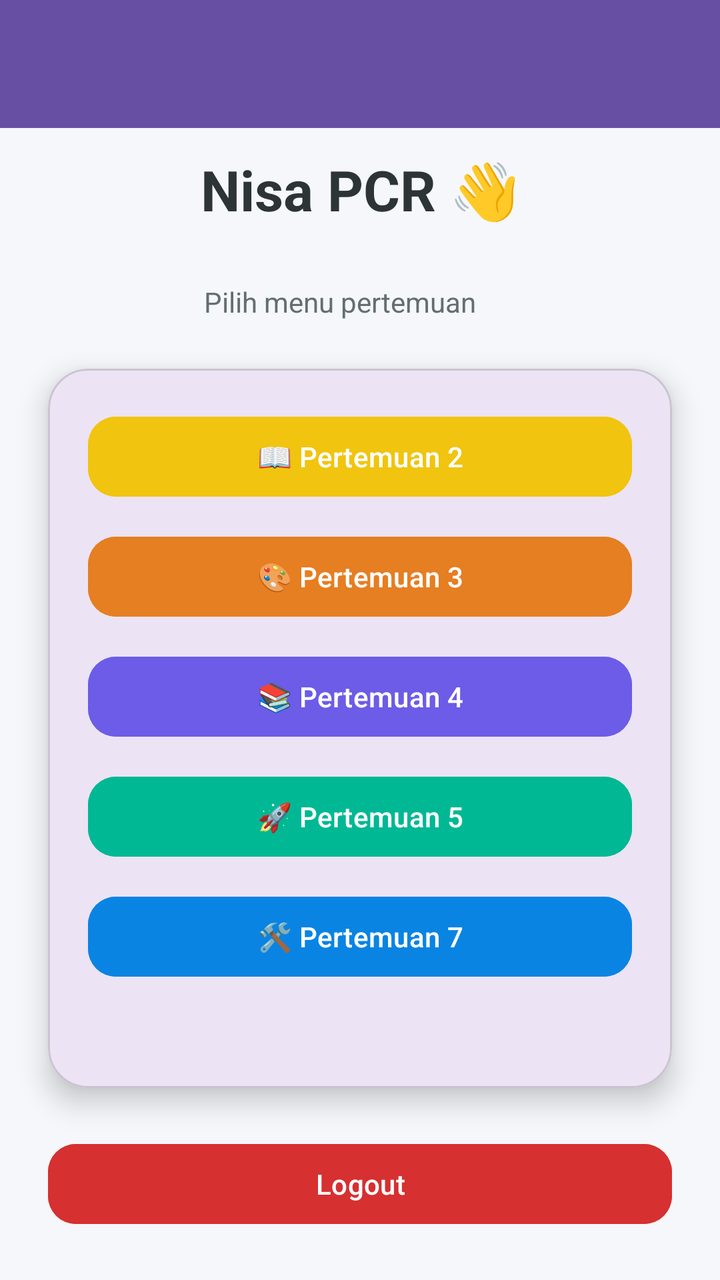
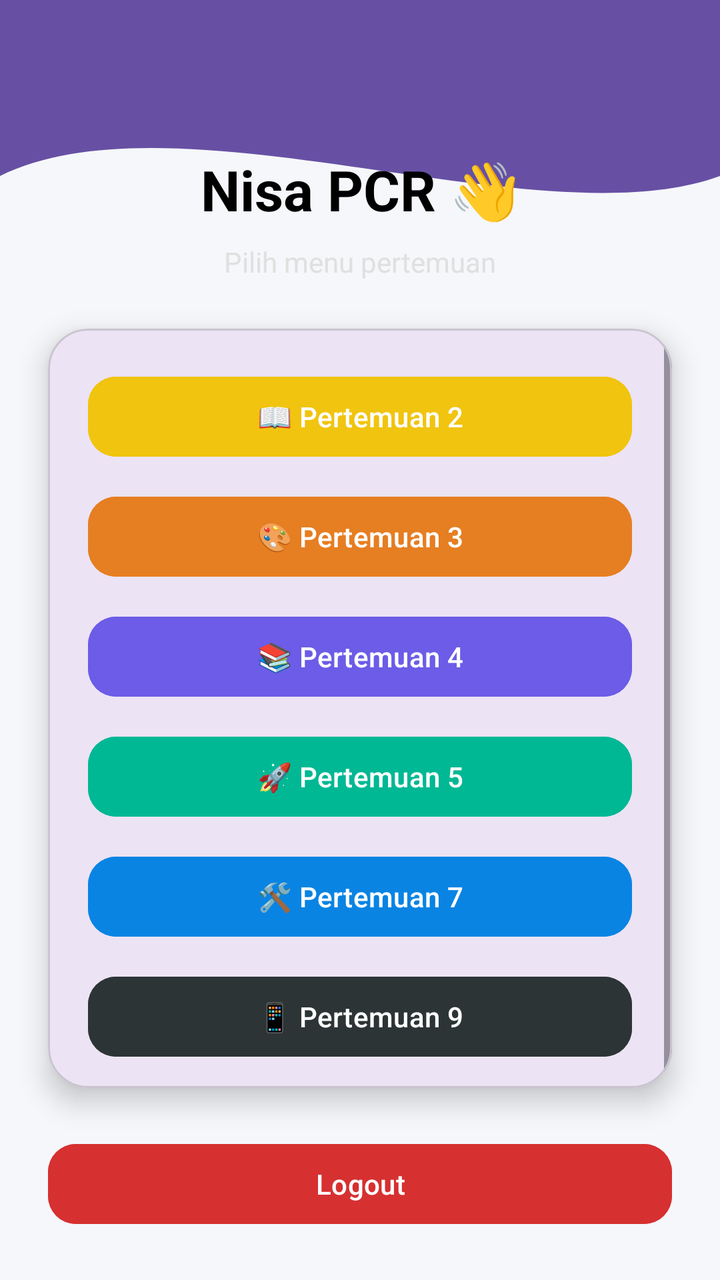

Compare the two renders of this Android layout. The source of the first and the diff that turns it into the second are given below.
<!-- AndroidManifest.xml: application theme Theme.MarvelApps -->
<!-- res/layout/fragment_home.xml -->
<?xml version="1.0" encoding="utf-8"?>
<androidx.constraintlayout.widget.ConstraintLayout xmlns:android="http://schemas.android.com/apk/res/android"
    xmlns:app="http://schemas.android.com/apk/res-auto"
    xmlns:tools="http://schemas.android.com/tools"
    android:layout_width="match_parent"
    android:layout_height="match_parent"
    android:background="#F5F7FA"
    tools:context=".Home.HomeFragment">

    <androidx.appcompat.widget.Toolbar
        android:id="@+id/toolbar"
        android:layout_width="match_parent"
        android:layout_height="?attr/actionBarSize"
        android:background="?attr/colorPrimary"
        app:layout_constraintEnd_toEndOf="parent"
        app:layout_constraintStart_toStartOf="parent"
        app:layout_constraintTop_toTopOf="parent"
        app:layout_scrollFlags="scroll|enterAlways"
        app:titleTextColor="@android:color/white" />
    

    

    

    <TextView
        android:id="@+id/tvTitle"
        android:layout_width="wrap_content"
        android:layout_height="wrap_content"
        android:layout_marginTop="76dp"
        android:text="Nisa PCR 👋"
        android:textColor="#2D3436"
        android:textSize="28sp"
        android:textStyle="bold"
        app:layout_constraintEnd_toEndOf="parent"
        app:layout_constraintStart_toStartOf="parent"
        app:layout_constraintTop_toTopOf="parent" />

    <TextView
        android:id="@+id/tvSubtitle"
        android:layout_width="wrap_content"
        android:layout_height="wrap_content"
        android:layout_marginTop="28dp"
        android:text="Pilih menu pertemuan"
        android:textColor="#636E72"
        android:textSize="14sp"
        app:layout_constraintEnd_toEndOf="parent"
        app:layout_constraintHorizontal_bias="0.456"
        app:layout_constraintStart_toStartOf="parent"
        app:layout_constraintTop_toBottomOf="@id/tvTitle" />

    <com.google.android.material.card.MaterialCardView
        android:id="@+id/cardMenu"
        android:layout_width="0dp"
        android:layout_height="0dp"
        android:layout_margin="24dp"
        app:cardCornerRadius="20dp"
        app:cardElevation="8dp"
        app:layout_constraintBottom_toTopOf="@+id/btnLogout"
        app:layout_constraintEnd_toEndOf="parent"
        app:layout_constraintStart_toStartOf="parent"
        app:layout_constraintTop_toBottomOf="@id/tvSubtitle">

        <ScrollView
            android:layout_width="match_parent"
            android:layout_height="match_parent">

            <LinearLayout
                android:layout_width="match_parent"
                android:layout_height="wrap_content"
                android:orientation="vertical"
                android:padding="20dp">

                
                <com.google.android.material.button.MaterialButton
                    android:id="@+id/btnToSecond"
                    android:layout_width="match_parent"
                    android:layout_height="wrap_content"
                    android:backgroundTint="#F1C40F"
                    android:text="📖 Pertemuan 2"
                    android:textAllCaps="false"
                    android:textColor="@android:color/white"
                    app:cornerRadius="14dp" />

                
                <com.google.android.material.button.MaterialButton
                    android:id="@+id/btnToThird"
                    android:layout_width="match_parent"
                    android:layout_height="wrap_content"
                    android:layout_marginTop="12dp"
                    android:backgroundTint="#E67E22"
                    android:text="🎨 Pertemuan 3"
                    android:textAllCaps="false"
                    android:textColor="@android:color/white"
                    app:cornerRadius="14dp" />

                
                <com.google.android.material.button.MaterialButton
                    android:id="@+id/btnToFourth"
                    android:layout_width="match_parent"
                    android:layout_height="wrap_content"
                    android:layout_marginTop="12dp"
                    android:backgroundTint="#6C5CE7"
                    android:text="📚 Pertemuan 4"
                    android:textAllCaps="false"
                    android:textColor="@android:color/white"
                    app:cornerRadius="14dp" />

                
                <com.google.android.material.button.MaterialButton
                    android:id="@+id/btnToFifth"
                    android:layout_width="match_parent"
                    android:layout_height="wrap_content"
                    android:layout_marginTop="12dp"
                    android:backgroundTint="#00B894"
                    android:text="🚀 Pertemuan 5"
                    android:textAllCaps="false"
                    android:textColor="@android:color/white"
                    app:cornerRadius="14dp" />

                
                <com.google.android.material.button.MaterialButton
                    android:id="@+id/btnToSeventh"
                    android:layout_width="match_parent"
                    android:layout_height="wrap_content"
                    android:layout_marginTop="12dp"
                    android:backgroundTint="#0984E3"
                    android:text="🛠️ Pertemuan 7"
                    android:textAllCaps="false"
                    android:textColor="@android:color/white"
                    app:cornerRadius="14dp" />

            </LinearLayout>
        </ScrollView>

    </com.google.android.material.card.MaterialCardView>

    
    <com.google.android.material.button.MaterialButton
        android:id="@+id/btnLogout"
        android:layout_width="0dp"
        android:layout_height="wrap_content"
        android:layout_margin="24dp"
        android:backgroundTint="#D63031"
        android:text="Logout"
        android:textAllCaps="false"
        android:textColor="@android:color/white"
        app:cornerRadius="14dp"
        app:layout_constraintBottom_toBottomOf="parent"
        app:layout_constraintEnd_toEndOf="parent"
        app:layout_constraintStart_toStartOf="parent" />

</androidx.constraintlayout.widget.ConstraintLayout>
<!-- resources referenced by this layout -->
<resources>
  <style name="Theme.MarvelApps" parent="Base.Theme.MarvelApps" />
  <style name="Base.Theme.MarvelApps" parent="Theme.Material3.DayNight.NoActionBar">
          
          
      </style>
</resources>

<!-- the commit's change to res/layout/fragment_home.xml (unified diff, before → after) -->
@@ -7,21 +7,25 @@
     android:background="#F5F7FA"
     tools:context=".Home.HomeFragment">
 
+    
+    <View
+        android:id="@+id/background_header"
+        android:layout_width="0dp"
+        android:layout_height="220dp"
+        android:background="@drawable/bg_header_wave"
+        app:layout_constraintEnd_toEndOf="parent"
+        app:layout_constraintStart_toStartOf="parent"
+        app:layout_constraintTop_toTopOf="parent" />
+
     <androidx.appcompat.widget.Toolbar
         android:id="@+id/toolbar"
         android:layout_width="match_parent"
         android:layout_height="?attr/actionBarSize"
-        android:background="?attr/colorPrimary"
+        android:background="@android:color/transparent"
         app:layout_constraintEnd_toEndOf="parent"
         app:layout_constraintStart_toStartOf="parent"
         app:layout_constraintTop_toTopOf="parent"
-        app:layout_scrollFlags="scroll|enterAlways"
         app:titleTextColor="@android:color/white" />
-    
-
-    
-
-    
 
     <TextView
         android:id="@+id/tvTitle"
@@ -29,7 +33,7 @@
         android:layout_height="wrap_content"
         android:layout_marginTop="76dp"
         android:text="Nisa PCR 👋"
-        android:textColor="#2D3436"
+        android:textColor="@android:color/black"
         android:textSize="28sp"
         android:textStyle="bold"
         app:layout_constraintEnd_toEndOf="parent"
@@ -40,12 +44,11 @@
         android:id="@+id/tvSubtitle"
         android:layout_width="wrap_content"
         android:layout_height="wrap_content"
-        android:layout_marginTop="28dp"
+        android:layout_marginTop="8dp"
         android:text="Pilih menu pertemuan"
-        android:textColor="#636E72"
+        android:textColor="#E0E0E0"
         android:textSize="14sp"
         app:layout_constraintEnd_toEndOf="parent"
-        app:layout_constraintHorizontal_bias="0.456"
         app:layout_constraintStart_toStartOf="parent"
         app:layout_constraintTop_toBottomOf="@id/tvTitle" />
 
@@ -130,6 +133,18 @@
                     android:textColor="@android:color/white"
                     app:cornerRadius="14dp" />
 
+                
+                <com.google.android.material.button.MaterialButton
+                    android:id="@+id/btnToNinth"
+                    android:layout_width="match_parent"
+                    android:layout_height="wrap_content"
+                    android:layout_marginTop="12dp"
+                    android:backgroundTint="#2D3436"
+                    android:text="📱 Pertemuan 9"
+                    android:textAllCaps="false"
+                    android:textColor="@android:color/white"
+                    app:cornerRadius="14dp" />
+
             </LinearLayout>
         </ScrollView>
 
<!-- resource entries referenced after the edit -->
@@ -1,5 +1,23 @@
 <!-- resources referenced by this layout -->
 <resources>
+  <!-- drawable bg_header_wave (drawable) -->
+  <vector xmlns:android="http://schemas.android.com/apk/res/android"
+      android:width="100dp"
+      android:height="100dp"
+      android:viewportWidth="100"
+      android:viewportHeight="100">
+  
+      <path
+          android:fillColor="?attr/colorPrimary"
+          android:pathData="
+              M0,0
+              L100,0
+              L100,40
+              C 75,55
+                25,20
+                0,40
+              Z" />
+  </vector>
   <style name="Theme.MarvelApps" parent="Base.Theme.MarvelApps" />
   <style name="Base.Theme.MarvelApps" parent="Theme.Material3.DayNight.NoActionBar">
           
